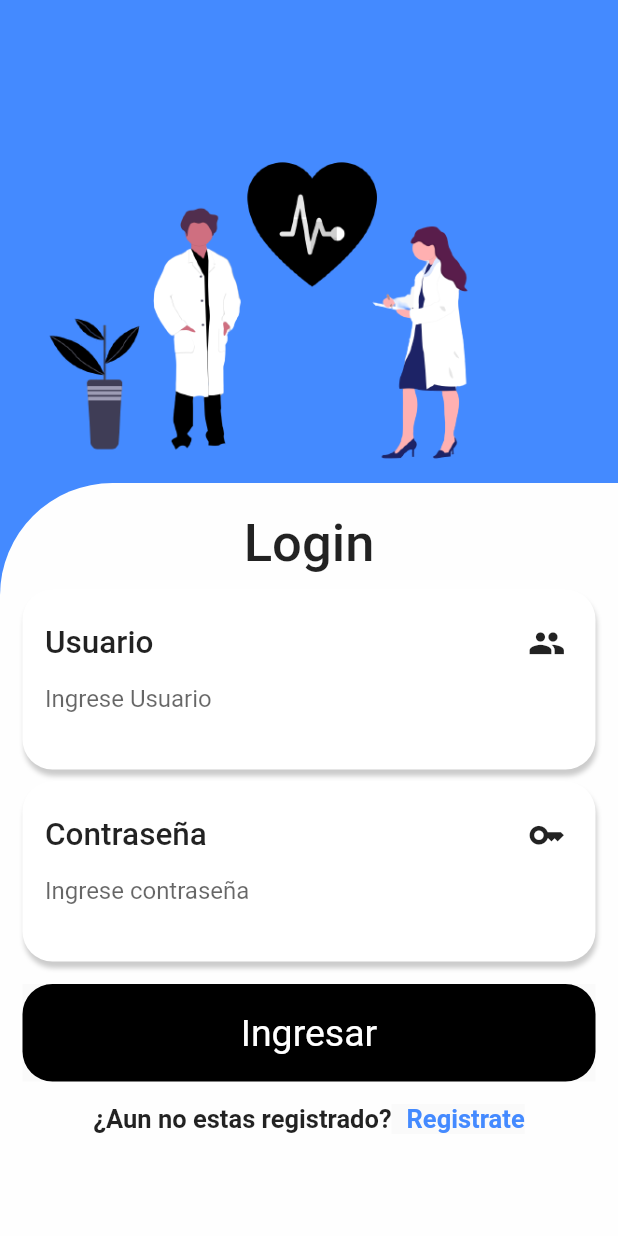
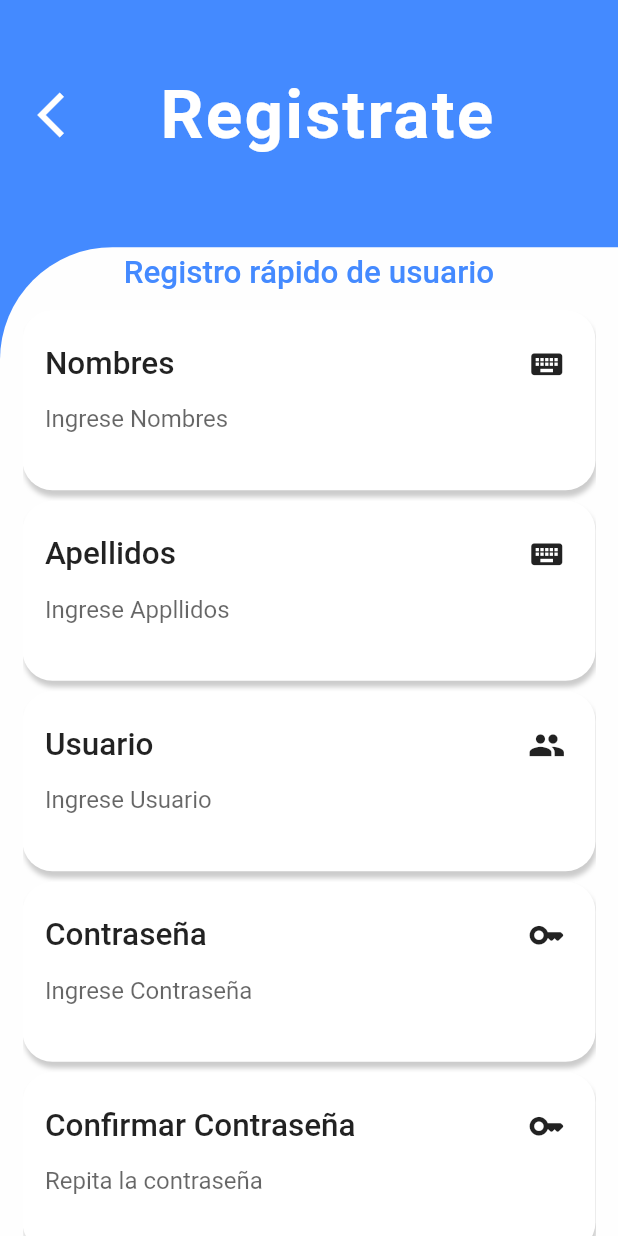
Before and after one commit to Franklin20-13/appmedi, a Flutter app: the screen it shows after launch, after a tap on "Registrate", on a phone screen of 412 x 824 dp. Run offline on Flutter 3.47's test engine with Material 2 defaults, Android fonts, the phone set to English and light mode, and no system bars; our stand-ins replace auto_route, cloud_firestore, dartz, equatable, firebase_core, flutter_bloc and 4 more; accounts and stored records are empty.

Commit message:
register user ui completed

```diff
--- a/lib/features/authentication/presentation/views/login_app.dart
+++ b/lib/features/authentication/presentation/views/login_app.dart
@@ -1,3 +1,4 @@
+import 'package:app_medi/routes/router.gr.dart';
 import 'package:app_medi/shared/my_assets.dart';
 import 'package:app_medi/shared/values/values.dart';
 import 'package:auto_route/auto_route.dart';
@@ -91,7 +92,7 @@ class _LoginViewState extends State<LoginView> {
                       Material(
                         child: InkWell(
                           onTap: (){
-
+                            context.router.push(const RegisterView());
                           },
                           child: const Text(
                             "Registrate",
--- /dev/null
+++ b/lib/features/authentication/presentation/views/register_app.dart
@@ -0,0 +1,164 @@
+import 'package:app_medi/shared/values/values.dart';
+import 'package:auto_route/auto_route.dart';
+import 'package:flutter/material.dart';
+
+@RoutePage()
+class RegisterView extends StatefulWidget {
+  const RegisterView({super.key});
+
+  @override
+  State<RegisterView> createState() => _RegisterViewState();
+}
+
+class _RegisterViewState extends State<RegisterView> {
+  late TextEditingController _nameController;
+  late TextEditingController _lastNameController;
+  late TextEditingController _userController;
+  late TextEditingController _passwordController;
+  late TextEditingController _comfirmPasswordController;
+  @override
+  void initState() {
+    _nameController = TextEditingController(text: '');
+    _lastNameController = TextEditingController(text: '');
+    _userController = TextEditingController(text: '');
+    _passwordController = TextEditingController(text: '');
+    _comfirmPasswordController = TextEditingController(text: '');
+    super.initState();
+  }
+
+  @override
+  Widget build(BuildContext context) {
+    final size = MediaQuery.of(context).size;
+    return Scaffold(
+      backgroundColor: Colors.blueAccent,
+      body: Stack(
+        children: [
+          Align(
+            alignment: Alignment.topCenter,
+            child: Row(
+              mainAxisAlignment: MainAxisAlignment.spaceBetween,
+              children: [
+                InkWell(
+                  onTap: () {
+                    Navigator.pop(context);
+                  },
+                  child: const Icon(
+                    Icons.arrow_back_ios,
+                    color: Colors.white,
+                    size: 36,
+                  ).paddingLeft(25),
+                ),
+                const Text(
+                  'Registrate',
+                  style: TextStyle(
+                      color: Colors.white,
+                      fontSize: 45,
+                      fontWeight: FontWeight.bold,
+                      letterSpacing: 1.5),
+                ).paddingRight(size.width * .2),
+              ],
+            ),
+          ).paddingTop(50),
+          Align(
+            alignment: Alignment.bottomCenter,
+            child: Container(
+              width: double.infinity,
+              height: size.height * .8,
+              decoration: const BoxDecoration(
+                color: Color(0xfffefefe),
+                borderRadius: BorderRadius.only(
+                  topLeft: Radius.circular(75),
+                ),
+              ),
+              child: Column(
+                children: [
+                  const SizedBox(
+                    width: double.infinity,
+                    height: 35,
+                    child: Align(
+                      child: Text(
+                        'Registro rápido de usuario',
+                        style: TextStyle(
+                          fontSize: 21,
+                          fontWeight: FontWeight.w500,
+                          color: Colors.blueAccent
+                        ),
+                      ),
+                    ),
+                  ),
+                  Expanded(
+                    child: ListView(
+                      children: [
+                        inputWidgetCard(
+                          label: 'Nombres',
+                          icon: Icons.keyboard,
+                          controller: _nameController,
+                          hintText: 'Ingrese Nombres',
+                        ).paddingTop(7),
+                        inputWidgetCard(
+                          label: 'Apellidos',
+                          icon: Icons.keyboard,
+                          controller: _lastNameController,
+                          hintText: 'Ingrese Appllidos',
+                        ).paddingTop(7),
+                        inputWidgetCard(
+                          label: 'Usuario',
+                          icon: Icons.people,
+                          controller: _userController,
+                          hintText: 'Ingrese Usuario',
+                        ).paddingTop(7),
+                        inputWidgetCard(
+                          label: 'Contraseña',
+                          icon: Icons.key_rounded,
+                          controller: _passwordController,
+                          hintText: 'Ingrese Contraseña',
+                        ).paddingTop(7),
+                        inputWidgetCard(
+                          label: 'Confirmar Contraseña',
+                          icon: Icons.key_rounded,
+                          controller: _comfirmPasswordController,
+                          hintText: 'Repita la contraseña',
+                        ).paddingTop(7),
+                        buttonWidgetApp(
+                          label: 'Ingresar',
+                          onTap: () {},
+                        ).paddingOnly(top: 10, bottom: 15),
+                        Row(
+                          mainAxisAlignment: MainAxisAlignment.center,
+                          children: [
+                            const Text(
+                              "¿Ya tienes una cuenta?",
+                              style: TextStyle(
+                                fontSize: 17,
+                                fontWeight: FontWeight.bold,
+                              ),
+                            ),
+                            Material(
+                              child: InkWell(
+                                onTap: () {
+                                  Navigator.pop(context);
+                                },
+                                child: const Text(
+                                  "Ingresar",
+                                  style: TextStyle(
+                                    fontSize: 17,
+                                    fontWeight: FontWeight.bold,
+                                    color: Colors.blueAccent,
+                                  ),
+                                ).paddingLeft(10),
+                              ),
+                            ),
+                          ],
+                        ).paddingBottom(15)
+                      ],
+                    ).paddingOnly(left: 15, right: 15),
+                  ),
+                ],
+              ),
+            ),
+          )
+        ],
+      ),
+    );
+  }
+}
--- a/lib/routes/router.dart
+++ b/lib/routes/router.dart
@@ -6,6 +6,7 @@ class AppRouter extends $AppRouter {
   @override
   List<AutoRoute> get routes => [
         AutoRoute(page: LoginView.page, initial: true, path: '/login'),
-        AutoRoute(page: HomeView.page, path: '/home'),
+        AutoRoute(page: RegisterView.page,path: '/Register'),
+        AutoRoute(page: HomeView.page, path: '/home')
       ];
 }
```
Also changed, not shown: lib/routes/router.gr.dart.
